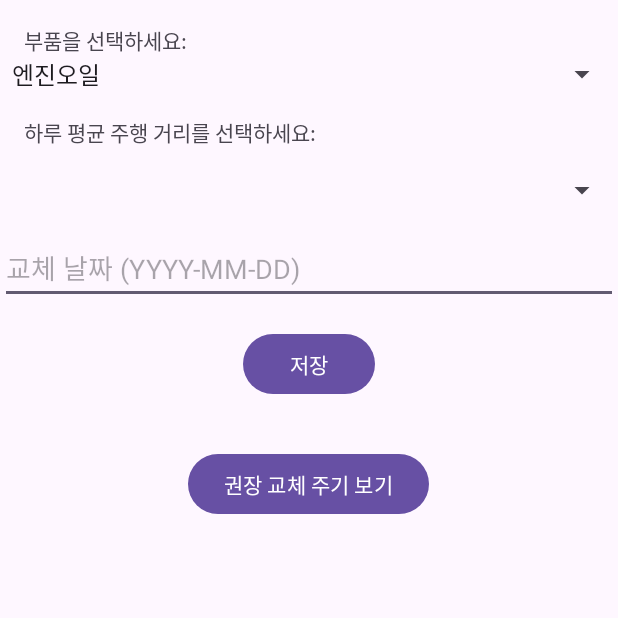
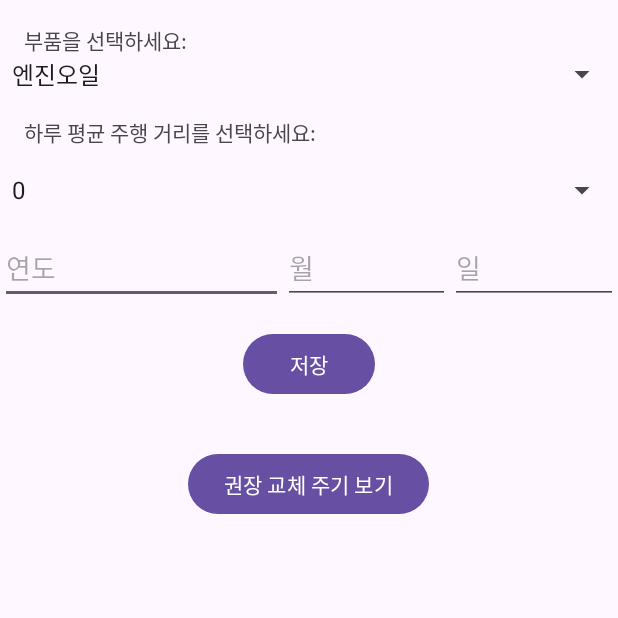
Before and after one commit to theRepetition/car-project_, an Android app: the Distance_cal screen opened directly, with no data from a screen before it, after a tap on "저장", on a phone screen of 412 x 824 dp, the top half of it. Run offline under Robolectric (Android 15) with nearby library versions, the phone set to English and light mode, and no system bars.

Commit message:
알림 시스템 연월일 분리해서 쓰기 편하게 만듦 날짜 체크해서 비정상적인 날짜는 다시 입력하게 만듦 주행거리 오류난거 일단 임시로 메꿔놔서 테스트 가능하게 만듦

```diff
--- a/app/src/main/java/com/example/myapplication/Distance_cal.java
+++ b/app/src/main/java/com/example/myapplication/Distance_cal.java
@@ -16,9 +16,12 @@ import java.util.ArrayList;
 import java.util.Date;
 import java.util.List;
 import java.util.Locale;
+import android.app.AlertDialog;
+import android.widget.DatePicker;
+import java.util.Calendar;
 
 public class Distance_cal extends AppCompatActivity {
-    private EditText replacementDateEditText;
+
     private Button saveButton;
     private DBHelper dbHelper;
     private Spinner partSpinner;
@@ -26,6 +29,9 @@ public class Distance_cal extends AppCompatActivity {
     private ListView carPartsListView;
     private CarPartsAdapter carPartsAdapter;
     private List<DBHelper.RecommendedReplacement> recommendedReplacements;
+    // 연, 월, 일 EditText 필드
+    private EditText yearEditText, monthEditText, dayEditText;
+
 
     @Override
     protected void onCreate(Bundle savedInstanceState) {
@@ -42,7 +48,7 @@ public class Distance_cal extends AppCompatActivity {
         ImageView imageView = findViewById(R.id.imageView);
         Button viewRecommendedButton = findViewById(R.id.viewRecommendedButton);
         Button saveButton = findViewById(R.id.saveButton);
-
+        // 연, 월, 일 EditText 필드
         viewRecommendedButton.setOnClickListener(new View.OnClickListener() {
             @Override
             public void onClick(View v) {
@@ -61,8 +67,10 @@ public class Distance_cal extends AppCompatActivity {
         });
 
         // UI 요소 초기화
+        yearEditText = findViewById(R.id.yearEditText);
+        monthEditText = findViewById(R.id.monthEditText);
+        dayEditText = findViewById(R.id.dayEditText);
         partSpinner = findViewById(R.id.partSpinner);
-        replacementDateEditText = findViewById(R.id.replacementDateEditText);
         mileageSpinner = findViewById(R.id.mileageSpinner);
         saveButton = findViewById(R.id.saveButton);
         carPartsListView = findViewById(R.id.carPartsListView);
@@ -73,11 +81,16 @@ public class Distance_cal extends AppCompatActivity {
         ArrayAdapter<String> partAdapter = new ArrayAdapter<>(this, android.R.layout.simple_spinner_item, partList);
         partAdapter.setDropDownViewResource(android.R.layout.simple_spinner_dropdown_item);
         partSpinner.setAdapter(partAdapter);
+        if (partAdapter.getCount() > 0) {
+            partSpinner.setSelection(0);
+        }
 
         // 주행 거리 목록 설정
-        List<String> mileageList = new ArrayList<>();
-        mileageList.add("10");
-        mileageList.add("20");
+        mileageSpinner = findViewById(R.id.mileageSpinner);
+        ArrayAdapter<String> mileageAdapter = new ArrayAdapter<>(this, android.R.layout.simple_spinner_item,
+                new String[]{"0", "20", "50", "100", "150", "200", "500"});
+        mileageAdapter.setDropDownViewResource(android.R.layout.simple_spinner_dropdown_item);
+        mileageSpinner.setAdapter(mileageAdapter);
         // 나머지 주행 거리 추가
 
         // CarPartsAdapter를 ListView에 연결
@@ -85,32 +98,48 @@ public class Distance_cal extends AppCompatActivity {
         carPartsListView.setAdapter(carPartsAdapter);
 
         // "저장" 버튼 클릭 이벤트 리스너 설정
+
+
         saveButton.setOnClickListener(new View.OnClickListener() {
             @Override
             public void onClick(View v) {
-                // 사용자가 입력한 데이터 가져오기
+
+                try {
+
+                    // 사용자 입력을 정수로 변환
+                    int year = Integer.parseInt(yearEditText.getText().toString());
+                    int month = Integer.parseInt(monthEditText.getText().toString()) - 1; // Calendar는 월을 0부터 시작
+                    int day = Integer.parseInt(dayEditText.getText().toString());
+
+                    // Calendar를 사용하여 날짜 유효성 검사
+                    Calendar calendar = Calendar.getInstance();
+                    calendar.setLenient(false);
+                    calendar.set(year, month, day);
+                    calendar.getTime(); // 유효하지 않은 날짜면 여기서 예외가 발생
+
+                    // 데이터베이스에 저장할 날짜 형식으로 변환
+                    SimpleDateFormat dateFormat = new SimpleDateFormat("yyyyMMdd", Locale.getDefault());
+                    String formattedDate = dateFormat.format(calendar.getTime());
+
+                    // 데이터베이스 저장 로직 추가
                     String partName = partSpinner.getSelectedItem().toString();
-                String replacementDate = replacementDateEditText.getText().toString();
                     String mileage = mileageSpinner.getSelectedItem().toString();
-
-                // 데이터베이스에 데이터 저장 또는 업데이트
-                long result = dbHelper.insertOrUpdateCarPart(partName, mileage, replacementDate);
+                    long result = dbHelper.insertOrUpdateCarPart(partName, mileage, formattedDate);
 
                     if (result != -1) {
-                    // 데이터가 성공적으로 저장되거나 업데이트됨
                         Toast.makeText(Distance_cal.this, "데이터가 저장되었습니다.", Toast.LENGTH_SHORT).show();
-                    // 저장 후, 목록 업데이트
+                        // ListView 업데이트
                         carPartsAdapter.clear();
                         carPartsAdapter.addAll(dbHelper.getAllCarParts());
-                    // ListView를 업데이트한 후, 스크롤하여 최신 데이터를 볼 수 있도록 이동
                         carPartsListView.smoothScrollToPosition(carPartsAdapter.getCount() - 1);
+                    } else {
+                        Toast.makeText(Distance_cal.this, "데이터 저장 실패.", Toast.LENGTH_SHORT).show();
+                    }
 
-                    // 다음 교체 예정 주행 거리 계산
-                    int nextReplacementDistance = calculateNextReplacementDistance(replacementDate, partName);
-                    Toast.makeText(Distance_cal.this, "다음 교체 예정 주행 거리: " + nextReplacementDistance + " km", Toast.LENGTH_SHORT).show();
-                } else {
-                    // 데이터 저장 중 오류 발생
-                    Toast.makeText(Distance_cal.this, "데이터 저장 오류가 발생했습니다.", Toast.LENGTH_SHORT).show();
+                } catch (NumberFormatException e) {
+                    Toast.makeText(Distance_cal.this, "날짜 형식이 올바르지 않습니다.", Toast.LENGTH_SHORT).show();
+                } catch (IllegalArgumentException e) {
+                    Toast.makeText(Distance_cal.this, "유효하지 않은 날짜입니다.", Toast.LENGTH_SHORT).show();
                 }
             }
         });
--- a/app/src/main/res/layout/activity_distance_cal.xml
+++ b/app/src/main/res/layout/activity_distance_cal.xml
@@ -39,16 +39,42 @@
         android:layout_height="wrap_content"
         android:layout_below="@id/mileageDescriptionTextView"
         android:layout_marginTop="16dp"
-        android:hint="주행 거리 선택" />
+        android:hint="일평균 주행 거리" />
 
-    <!-- 나머지 입력 필드 -->
-    <EditText
-        android:id="@+id/replacementDateEditText"
+    <!-- 연, 월, 일 입력을 위한 LinearLayout -->
+    <LinearLayout
+        android:id="@+id/dayl"
         android:layout_width="match_parent"
         android:layout_height="wrap_content"
+        android:orientation="horizontal"
+
         android:layout_below="@id/mileageSpinner"
-        android:layout_marginTop="16dp"
-        android:hint="교체 날짜 (YYYY-MM-DD)" />
+        android:layout_marginTop="16dp">
+
+        <!-- 연도 입력 필드 -->
+        <EditText
+            android:id="@+id/yearEditText"
+            android:layout_width="0dp"
+            android:layout_height="wrap_content"
+            android:layout_weight="1.7"
+            android:hint="연도" />
+
+        <!-- 월 입력 필드 -->
+        <EditText
+            android:id="@+id/monthEditText"
+            android:layout_width="0dp"
+            android:layout_height="wrap_content"
+            android:layout_weight="1"
+            android:hint="월" />
+
+        <!-- 일 입력 필드 -->
+        <EditText
+            android:id="@+id/dayEditText"
+            android:layout_width="0dp"
+            android:layout_height="wrap_content"
+            android:layout_weight="1"
+            android:hint="일" />
+    </LinearLayout>
 
     <!-- "저장" 버튼 -->
     <Button
@@ -56,7 +82,7 @@
         android:layout_width="wrap_content"
         android:layout_height="wrap_content"
         android:text="저장"
-        android:layout_below="@id/replacementDateEditText"
+        android:layout_below="@id/dayl"
         android:layout_centerHorizontal="true"
         android:layout_marginTop="16dp" />
 
```
Lines whose indentation alone changed are shown as unchanged.
